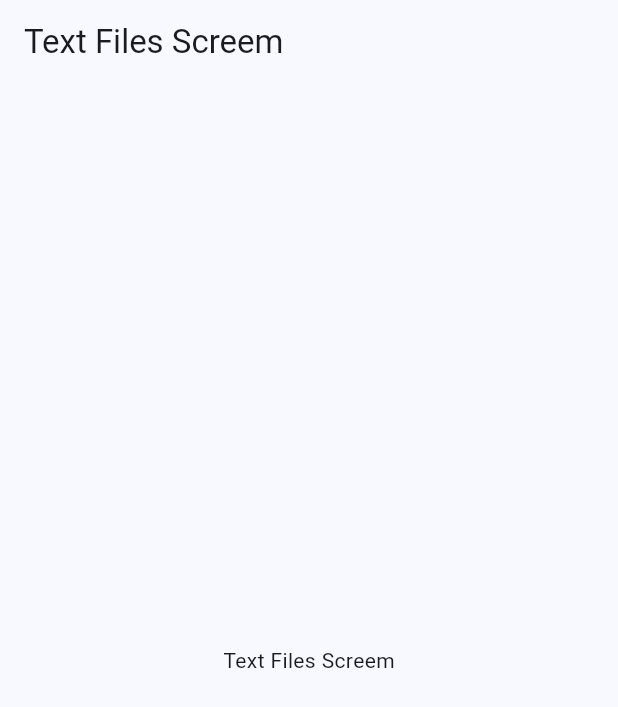
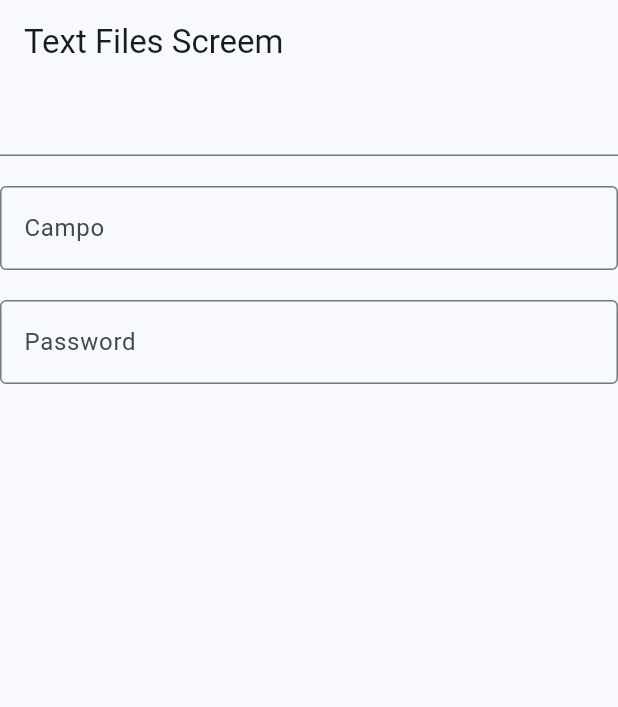
Before and after one commit to alegarciaaitec/primer-ejercicio, a Flutter app: the screen it shows after launch, on a phone screen of 412 x 824 dp. Shown: the top 707 px of the screen. Run offline on Flutter 3.47's test engine with Material 3 defaults, Android fonts, the phone set to English and light mode, and no system bars.

Commit message:
cajas de texto

```diff
--- a/lib/screems/text_files_screem.dart
+++ b/lib/screems/text_files_screem.dart
@@ -8,16 +8,38 @@ class TextFilesScreem extends StatefulWidget {
 }
 
 class _TextFilesScreemState extends State<TextFilesScreem> {
+  final String _titulo = 'Text Files Screem';
+
   @override
   Widget build(BuildContext context) {
     return Scaffold(
       appBar: AppBar(
         //el appbar de la otra pantalla
-        title: const Text('Text Files Screem'),
+        title: Text(_titulo),
       ),
       //caja de texto con cualquier diseño
-      body: const Center(
-        child: Text('Text Files Screem'),
+      body: Center(
+        child: Column(
+          children: [
+            TextField(),
+            SizedBox(height: 20),
+            TextField(
+              decoration: InputDecoration(
+                hintText: 'Escribir algo',
+                labelText: 'Campo',
+                border: OutlineInputBorder(),
+              ),
+            ),
+            SizedBox(height: 20),
+            TextField(
+              obscureText: true,
+              decoration: InputDecoration(
+                labelText: 'Password',
+                border: OutlineInputBorder(),
+              ),
+            ),
+          ],
+        ),
       ),
     );
   }
```
